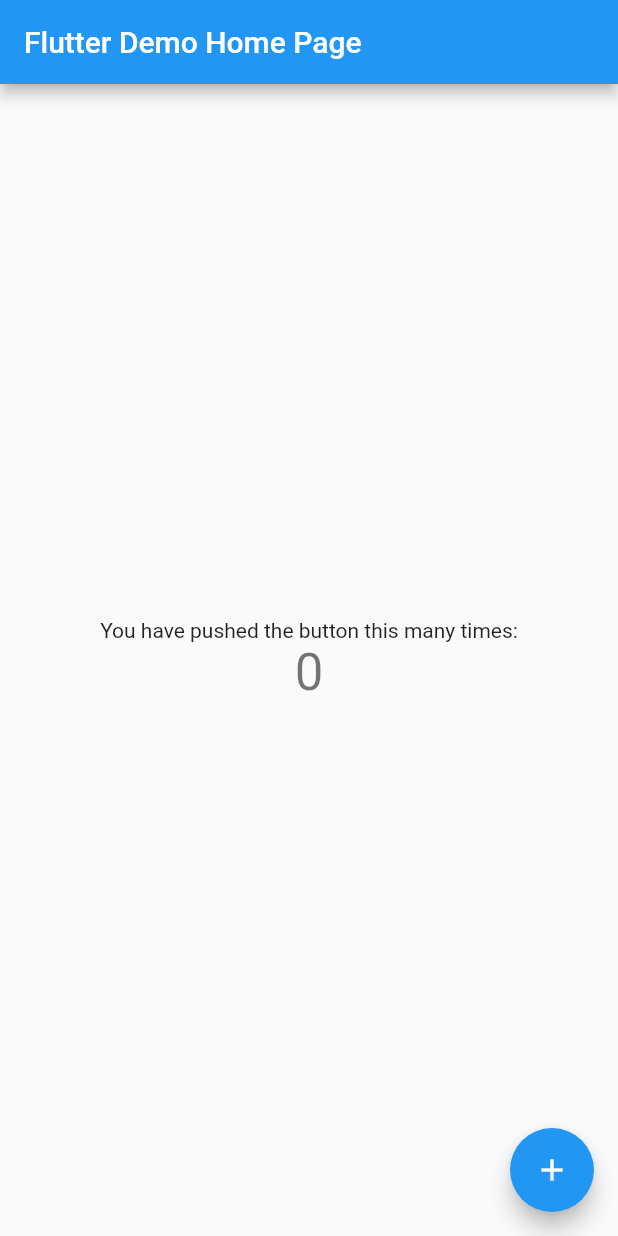
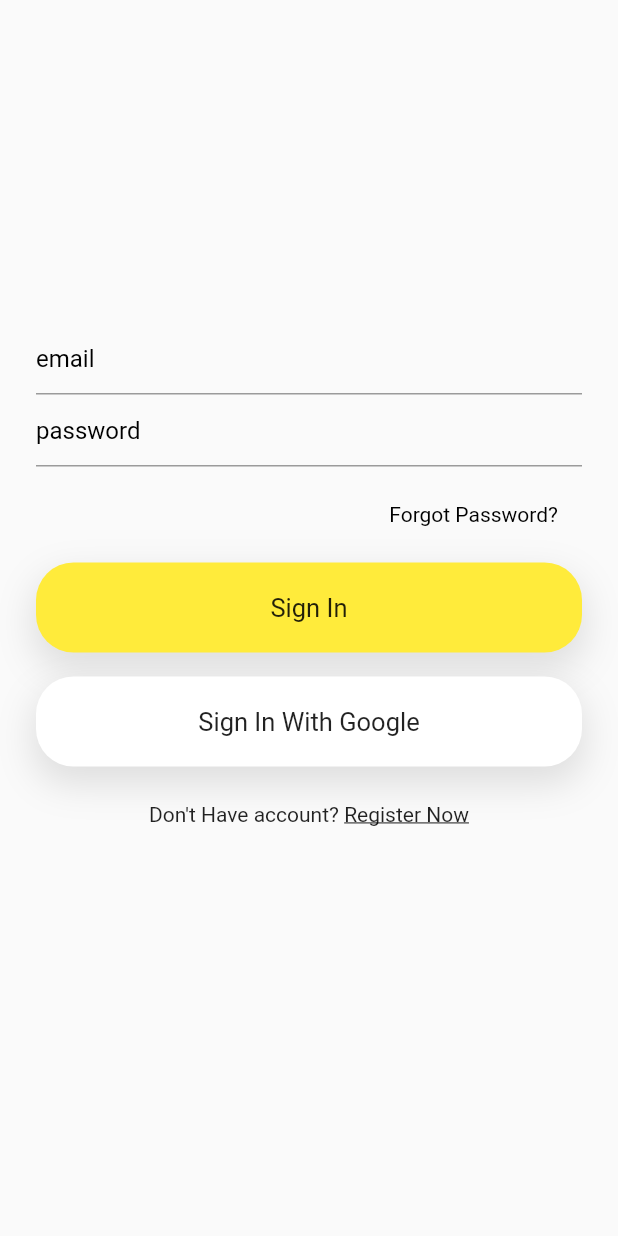
Before and after one commit to andrewtanjaya/kiolah, a Flutter app: the screen it shows after launch, on a phone screen of 412 x 824 dp. Run offline on Flutter 3.47's test engine with Material 2 defaults, Android fonts, the phone set to English and light mode, and no system bars; our stand-ins replace firebase_auth, firebase_core; accounts and stored records are empty.

Commit message:
Email Password Login Register🎉

```diff
--- /dev/null
+++ b/lib/helper/authenticate.dart
@@ -0,0 +1,30 @@
+import 'package:flutter/material.dart';
+import 'package:kiolah/views/signIn.dart';
+import 'package:kiolah/views/signUp.dart';
+
+class Authenticate extends StatefulWidget {
+  const Authenticate({ Key? key }) : super(key: key);
+
+  @override
+  _AuthenticateState createState() => _AuthenticateState();
+}
+
+class _AuthenticateState extends State<Authenticate> {
+
+  bool showSignIn = true;
+
+  void toggleView(){
+    setState(() {
+      showSignIn = !showSignIn;
+    });
+  }
+
+  @override
+  Widget build(BuildContext context) {
+    if(showSignIn){
+      return SignIn(toggleView);
+    }else{
+      return SignUp(toggleView);
+    }
+  }
+}
--- a/lib/main.dart
+++ b/lib/main.dart
@@ -1,6 +1,12 @@
+import 'package:firebase_core/firebase_core.dart';
 import 'package:flutter/material.dart';
+import 'package:kiolah/helper/authenticate.dart';
+import 'package:kiolah/views/signIn.dart';
+import 'package:kiolah/views/signUp.dart';
 
-void main() {
+void main() async{
+  WidgetsFlutterBinding.ensureInitialized();
+  await Firebase.initializeApp();
   runApp(MyApp());
 }
 
@@ -10,104 +16,12 @@
   Widget build(BuildContext context) {
     return MaterialApp(
       title: 'Flutter Demo',
+      debugShowCheckedModeBanner: false,
       theme: ThemeData(
-        // This is the theme of your application.
-        //
-        // Try running your application with "flutter run". You'll see the
-        // application has a blue toolbar. Then, without quitting the app, try
-        // changing the primarySwatch below to Colors.green and then invoke
-        // "hot reload" (press "r" in the console where you ran "flutter run",
-        // or simply save your changes to "hot reload" in a Flutter IDE).
-        // Notice that the counter didn't reset back to zero; the application
-        // is not restarted.
+
         primarySwatch: Colors.blue,
       ),
-      home: MyHomePage(title: 'Flutter Demo Home Page'),
+      home: Authenticate(),
     );
   }
 }
-
-class MyHomePage extends StatefulWidget {
-  MyHomePage({Key? key, required this.title}) : super(key: key);
-
-  // This widget is the home page of your application. It is stateful, meaning
-  // that it has a State object (defined below) that contains fields that affect
-  // how it looks.
-
-  // This class is the configuration for the state. It holds the values (in this
-  // case the title) provided by the parent (in this case the App widget) and
-  // used by the build method of the State. Fields in a Widget subclass are
-  // always marked "final".
-
-  final String title;
-
-  @override
-  _MyHomePageState createState() => _MyHomePageState();
-}
-
-class _MyHomePageState extends State<MyHomePage> {
-  int _counter = 0;
-
-  void _incrementCounter() {
-    setState(() {
-      // This call to setState tells the Flutter framework that something has
-      // changed in this State, which causes it to rerun the build method below
-      // so that the display can reflect the updated values. If we changed
-      // _counter without calling setState(), then the build method would not be
-      // called again, and so nothing would appear to happen.
-      _counter++;
-    });
-  }
-
-  @override
-  Widget build(BuildContext context) {
-    // This method is rerun every time setState is called, for instance as done
-    // by the _incrementCounter method above.
-    //
-    // The Flutter framework has been optimized to make rerunning build methods
-    // fast, so that you can just rebuild anything that needs updating rather
-    // than having to individually change instances of widgets.
-    return Scaffold(
-      appBar: AppBar(
-        // Here we take the value from the MyHomePage object that was created by
-        // the App.build method, and use it to set our appbar title.
-        title: Text(widget.title),
-      ),
-      body: Center(
-        // Center is a layout widget. It takes a single child and positions it
-        // in the middle of the parent.
-        child: Column(
-          // Column is also a layout widget. It takes a list of children and
-          // arranges them vertically. By default, it sizes itself to fit its
-          // children horizontally, and tries to be as tall as its parent.
-          //
-          // Invoke "debug painting" (press "p" in the console, choose the
-          // "Toggle Debug Paint" action from the Flutter Inspector in Android
-          // Studio, or the "Toggle Debug Paint" command in Visual Studio Code)
-          // to see the wireframe for each widget.
-          //
-          // Column has various properties to control how it sizes itself and
-          // how it positions its children. Here we use mainAxisAlignment to
-          // center the children vertically; the main axis here is the vertical
-          // axis because Columns are vertical (the cross axis would be
-          // horizontal).
-          mainAxisAlignment: MainAxisAlignment.center,
-          children: <Widget>[
-            Text(
-              'You have pushed the button this many times:',
-            ),
-            Text(
-              '$_counter',
-              style: Theme.of(context).textTheme.headline4,
-            ),
-          ],
-        ),
-      ),
-      floatingActionButton: FloatingActionButton(
-        onPressed: _incrementCounter,
-        tooltip: 'Increment',
-        child: Icon(Icons.add),
-      ), // This trailing comma makes auto-formatting nicer for build methods.
-    );
-  }
-}
--- /dev/null
+++ b/lib/model/account.dart
@@ -0,0 +1,11 @@
+class Account{
+  String? userId;
+  String? email;
+  String? paymentType;
+  String? phoneNumber;
+  String? photoUrl;
+  String? username;
+
+  Account({this.userId,this.email,this.paymentType,this.phoneNumber,this.photoUrl,this.username});
+
+}
--- /dev/null
+++ b/lib/services/auth.dart
@@ -0,0 +1,60 @@
+import 'package:firebase_auth/firebase_auth.dart';
+import 'package:kiolah/model/account.dart';
+
+class AuthMethods{
+  final FirebaseAuth _auth = FirebaseAuth.instance;
+  Account? _userFromFirebaseUser(User? user){
+    return user != null ?
+    Account(
+      userId: user.uid,
+      email: user.email,
+      paymentType: null,
+      phoneNumber: null,
+      photoUrl: user.photoURL,
+      username: user.displayName
+      ) : null;
+  }
+
+  Future signInWithEmailAndPassword(String email, String password) async{
+    try{
+      UserCredential result = await _auth.signInWithEmailAndPassword(email: email, password: password);
+      User? user =  result.user;
+      return _userFromFirebaseUser(user);
+
+    }catch(e){
+      print(e.toString());
+    }
+  }
+
+  Future signUpWithEmailAndPassword(String email, String password) async{
+    try{
+      UserCredential result = await _auth.createUserWithEmailAndPassword(email: email, password: password);
+      User? user =  result.user;
+      return _userFromFirebaseUser(user);
+
+    }catch(e){
+      print(e.toString());
+    }
+  }
+
+  Future resetPassword(String email) async{
+    try{
+
+      return await _auth.sendPasswordResetEmail(email: email);
+
+    }catch(e){
+      print(e.toString());
+    }
+  }
+
+  Future signOut() async{
+    try{
+
+      return await _auth.signOut();
+
+    }catch(e){
+      print(e.toString());
+    }
+  }
+
+}
--- /dev/null
+++ b/lib/views/signIn.dart
@@ -0,0 +1,115 @@
+import 'package:flutter/material.dart';
+import 'package:kiolah/widgets/widget.dart';
+
+class SignIn extends StatefulWidget {
+  final Function toggle;
+  SignIn(this.toggle);
+  // const SignIn({ Key? key }) : super(key: key);
+
+  @override
+  _SignInState createState() => _SignInState();
+}
+
+class _SignInState extends State<SignIn> {
+  @override
+  Widget build(BuildContext context) {
+    return Scaffold(
+      body: SingleChildScrollView(
+        child: Container(
+          height: MediaQuery.of(context).size.height-50,
+          alignment: Alignment.center,
+          child: Container(
+            padding: EdgeInsets.symmetric(horizontal: 24, vertical: 100),
+            child: Column(
+              mainAxisSize: MainAxisSize.min,
+              children: [
+                TextField(
+                  decoration: textFieldInputDecoration("email")
+                ),
+
+                TextField(
+                  decoration: textFieldInputDecoration("password")
+                ),
+                SizedBox(height: 16,),
+                Container(
+                  alignment: Alignment.centerRight,
+                  child: Container(
+                    padding: EdgeInsets.symmetric(horizontal: 16, vertical: 8),
+                    child: Text(
+                      "Forgot Password?",
+                      style: TextStyle(
+                        color: Colors.black
+                      ),
+                    ),
+                  ),
+                ),
+                SizedBox(height: 16,),
+                Container(
+                  alignment: Alignment.center,
+                  width: MediaQuery.of(context).size.width,
+                  padding: EdgeInsets.symmetric(vertical: 20),
+                  decoration: BoxDecoration(
+                    boxShadow: [
+                      BoxShadow(
+                        color: Colors.grey.withOpacity(0.3),
+                        spreadRadius: 2,
+                        blurRadius: 20,
+                        offset: Offset(0, 10),
+                      )
+                    ],
+                    color: Colors.yellow,
+                    borderRadius: BorderRadius.circular(25)
+                  ),
+                  child: Text("Sign In",
+                  style: TextStyle(
+                    fontSize: 17
+                  ),),
+                ),
+                SizedBox(height: 16,),
+                Container(
+                  alignment: Alignment.center,
+                  width: MediaQuery.of(context).size.width,
+                  padding: EdgeInsets.symmetric(vertical: 20),
+                  decoration: BoxDecoration(
+                    boxShadow: [
+                      BoxShadow(
+                        color: Colors.grey.withOpacity(0.3),
+                        spreadRadius: 2,
+                        blurRadius: 20,
+                        offset: Offset(0, 10),
+                      )
+                    ],
+                    color: Colors.white,
+                    borderRadius: BorderRadius.circular(25)
+                  ),
+                  child: Text("Sign In With Google",
+                  style: TextStyle(
+                    fontSize: 17
+                  ),),
+                ),
+                SizedBox(height: 16,),
+                Row(
+                  mainAxisAlignment: MainAxisAlignment.center,
+                  children: [
+                    Text("Don't Have account? "),
+                    GestureDetector(
+                      onTap: (){
+                        widget.toggle();
+                      },
+                      child: Container(
+                        padding: EdgeInsets.symmetric(vertical: 8),
+                        child: Text("Register Now", style: TextStyle(
+                          decoration: TextDecoration.underline
+                        ),),
+                      ),
+                    )
+                  ],
+                )
+              ],
+            ),
+          ),
+        ),
+      ),
+    );
+  }
+}
--- /dev/null
+++ b/lib/widgets/widget.dart
@@ -0,0 +1,15 @@
+import 'package:flutter/material.dart';
+
+InputDecoration textFieldInputDecoration(String hintText){
+  return InputDecoration(
+    hintText: hintText,
+    hintStyle: TextStyle(
+      color: Colors.black
+    ),
+    focusedBorder: UnderlineInputBorder(
+      borderSide: BorderSide(
+        color: Colors.yellow,
+        width: 2)
+    )
+  );
+}
--- a/pubspec.yaml
+++ b/pubspec.yaml
@@ -28,6 +28,9 @@
   # The following adds the Cupertino Icons font to your application.
   # Use with the CupertinoIcons class for iOS style icons.
   cupertino_icons: ^1.0.2
+  firebase_auth: ^1.4.1
+  cloud_firestore: ^2.2.2
+  firebase_core: ^1.3.0
 
 dev_dependencies:
   flutter_test:
```
Also changed, not shown: lib/views/chatList.dart (added, +39 -0 lines), lib/views/signUp.dart (added, +170 -0 lines), lib/views/conversationScreen.dart (added), pubspec.lock, 9 other files.
